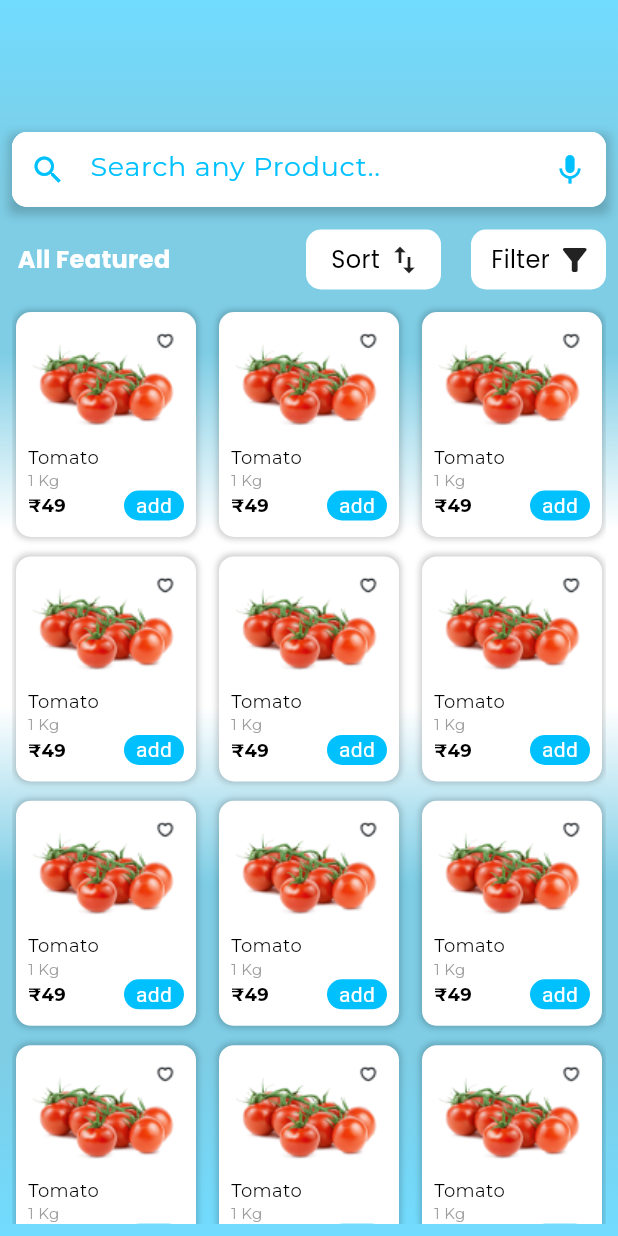
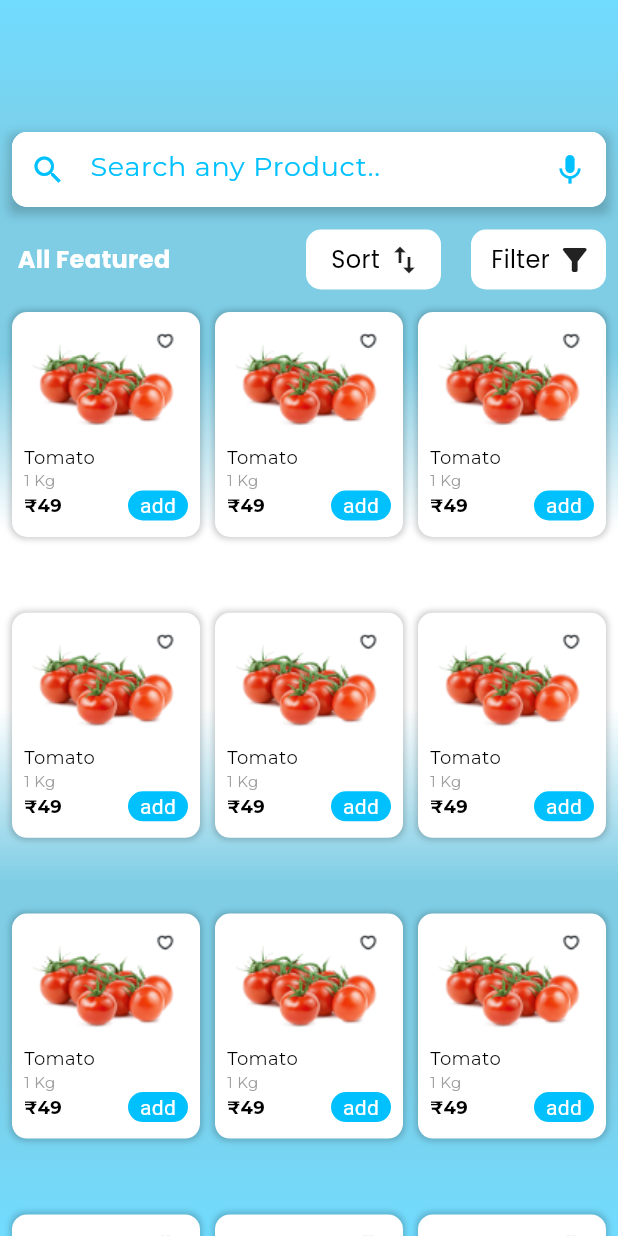
Before and after one commit to salahsaads/Grocery-App-, a Flutter app: the screen it shows after launch, after a tap on an icon or button, on a phone screen of 412 x 824 dp. Run offline on Flutter 3.47's test engine with Material 3 defaults, Android fonts, the phone set to English and light mode, and no system bars; our stand-ins replace device_preview, flutter_svg, google_fonts, lottie.

Commit message:
edit screen

```diff
--- a/lib/Features/Custom_Prodect/presention/veiw_model/widget/CustomItem.dart
+++ b/lib/Features/Custom_Prodect/presention/veiw_model/widget/CustomItem.dart
@@ -1,4 +1,3 @@
-
 import 'package:flutter/material.dart';
 import 'package:google_fonts/google_fonts.dart';
 import 'package:grocery/core/utils/constent.dart';
@@ -11,7 +10,7 @@ class CustomItem extends StatelessWidget {
     return Column(
       children: [
         Container(
-          width: 120,
+          width: 140,
           height: 150,
           decoration: BoxDecoration(
             boxShadow: [
--- a/lib/Features/Custom_Prodect/presention/view/Custom_Prodect.dart
+++ b/lib/Features/Custom_Prodect/presention/view/Custom_Prodect.dart
@@ -31,6 +31,7 @@ class Custom_Prodect extends StatelessWidget {
             ],
           ),
         ),
+        child: SingleChildScrollView(
           child: Padding(
             padding: const EdgeInsets.all(8.0),
             child: Column(
@@ -111,13 +112,16 @@ class Custom_Prodect extends StatelessWidget {
                 const SizedBox(
                   height: 10,
                 ),
-              Expanded(
+                SizedBox(
                   child: GridView.builder(
+                    shrinkWrap: true,
+                    physics: NeverScrollableScrollPhysics(),
                     padding: const EdgeInsets.only(top: 5),
                     gridDelegate: SliverGridDelegateWithFixedCrossAxisCount(
-                    childAspectRatio: 10 / 13,
+                      childAspectRatio: 10 / 16,
                       crossAxisSpacing: 10,
-                    crossAxisCount: 3,
+                      crossAxisCount:
+                          (MediaQuery.of(context).size.width / 140).round(),
                     ),
                     itemCount: 100,
                     itemBuilder: (context, index) {
@@ -136,6 +140,7 @@ class Custom_Prodect extends StatelessWidget {
             ),
           ),
         ),
+      ),
     );
   }
 }
--- a/lib/Features/Home/prestion/view/HomeScreen.dart
+++ b/lib/Features/Home/prestion/view/HomeScreen.dart
@@ -34,25 +34,20 @@ class Homescreen extends StatelessWidget {
             ],
           ),
         ),
+        child: CustomScrollView(
+          slivers: [
+            SliverToBoxAdapter(
               child: Padding(
                 padding: const EdgeInsets.all(8.0),
                 child: Column(
                   children: [
-                const SizedBox(
-                  height: 50,
-                ),
+                    const SizedBox(height: 50),
                     const CustomAppBar(),
-                const SizedBox(
-                  height: 15,
-                ),
+                    const SizedBox(height: 15),
                     const CustomImage(),
-                const SizedBox(
-                  height: 30,
-                ),
+                    const SizedBox(height: 30),
                     const CustomTextfieldSearch(),
-                const SizedBox(
-                  height: 15,
-                ),
+                    const SizedBox(height: 15),
                     Row(
                       children: [
                         Text(
@@ -74,32 +69,38 @@ class Homescreen extends StatelessWidget {
                         ),
                       ],
                     ),
-                SizedBox(
-                  height: 10,
+                    const SizedBox(height: 10),
+                  ],
                 ),
-                Expanded(
-                  child: GridView.builder(
-                      padding: EdgeInsets.only(top: 5),
+              ),
+            ),
+            SliverGrid(
               gridDelegate: SliverGridDelegateWithFixedCrossAxisCount(
-                          crossAxisSpacing: 10,
-                          childAspectRatio: 10 / 14,
-                          crossAxisCount: 3,
-                          mainAxisSpacing: 5),
-                      itemCount: 100,
-                      itemBuilder: (context, index) {
+                crossAxisSpacing: 2,
+                childAspectRatio: 10 / 16,
+                crossAxisCount:
+                    (MediaQuery.of(context).size.width / 140).round(),
+                mainAxisSpacing: 5,
+              ),
+              delegate: SliverChildBuilderDelegate(
+                (context, index) {
                   return GestureDetector(
                     onTap: () {
                       Navigator.push(
                         context,
                         MaterialPageRoute(
-                                      builder: (context) => Custom_Prodect()));
+                            builder: (context) => Custom_Prodect()),
+                      );
                     },
-                            child: CustomItem());
-                      }),
-                )
+                    child: CustomItem(),
+                  );
+                },
+                childCount: 100,
+              ),
+            ),
           ],
         ),
-          )),
+      ),
     );
   }
 }
@@ -111,7 +112,9 @@ class CustomItem extends StatelessWidget {
 
   @override
   Widget build(BuildContext context) {
-    return Column(
+    return Padding(
+      padding: const EdgeInsets.all(8.0),
+      child: Column(
         children: [
           Container(
             width: 120,
@@ -143,6 +146,7 @@ class CustomItem extends StatelessWidget {
             ),
           )
         ],
+      ),
     );
   }
 }
--- a/lib/main.dart
+++ b/lib/main.dart
@@ -1,17 +1,20 @@
+import 'package:flutter/foundation.dart';
 import 'package:flutter/material.dart';
-import 'package:grocery/Features/Custom_Prodect/presention/view/Custom_Prodect.dart';
 import 'package:grocery/Features/Home/prestion/view/HomeScreen.dart';
 import 'package:grocery/Features/Login/presation/view/singin.dart';
 import 'package:grocery/Features/SingUp/presation/view/SingUp.dart';
-import 'package:grocery/Features/car/presetion/view/Car_Screen.dart';
-import 'package:grocery/Features/prodect_details/presation/view/prodect_details.dart';
-import 'package:grocery/Features/welcom/presation/view/welcome_screen.dart';
+
 
 import 'Features/Nav/prestion/view/Nav.dart';
 
-void main() {
-  runApp(const MyApp());
-}
+import 'package:device_preview/device_preview.dart';
+
+void main() => runApp(
+      DevicePreview(
+        enabled: !kReleaseMode,
+        builder: (context) => MyApp(), // Wrap your app
+      ),
+    );
 
 class MyApp extends StatelessWidget {
   const MyApp({super.key});
--- a/pubspec.yaml
+++ b/pubspec.yaml
@@ -39,6 +39,7 @@ dependencies:
   lottie: ^3.1.2
   flutter_svg: ^2.0.10+1
   google_fonts: ^6.2.1
+  device_preview: ^1.2.0
 
 dev_dependencies:
   flutter_test:
```
Also changed, not shown: lib/Features/car/presetion/view/Car_Screen.dart (+7 -3 lines), lib/Features/prodect_details/presation/view/prodect_details.dart (+17 -13 lines), pubspec.lock, 1 other file. Lines whose indentation alone changed are shown as unchanged.
